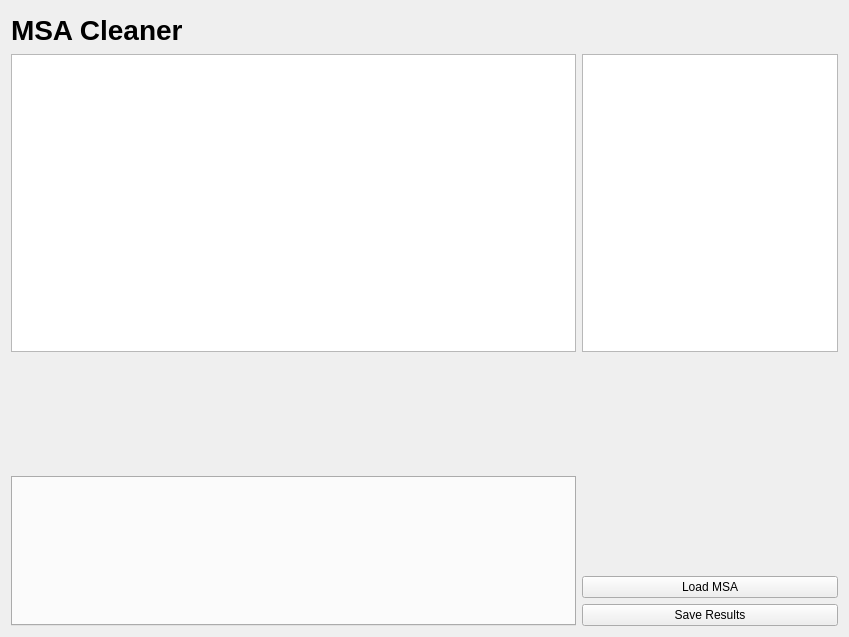
Above: cbr/msa/visual/MsaCleaner.ui from TUM-CBR/pymol-plugins before the change. Below: the same form after it.
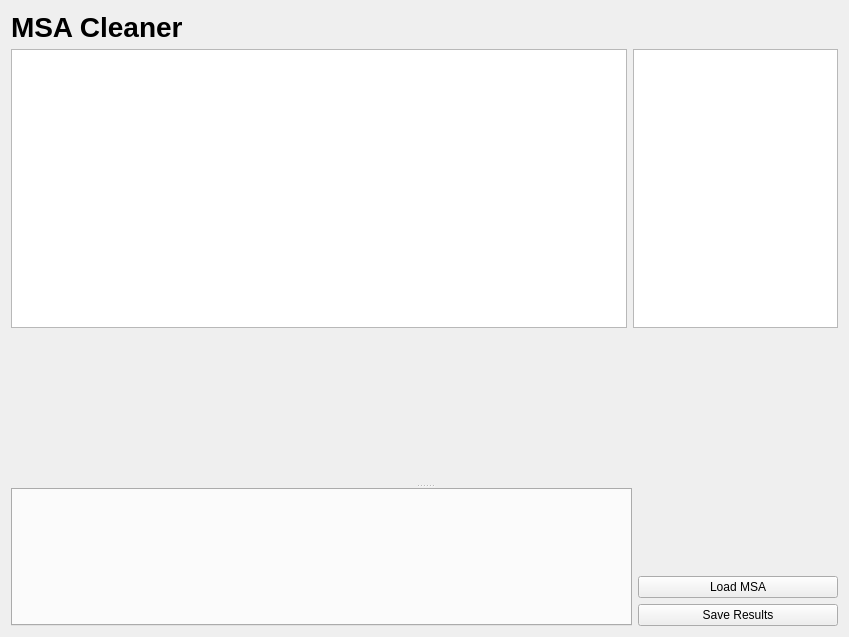
That is the form after the change.

Commit message: [MSA Cleaner] Show masked regions in the msa

The edit to the form file:
```diff
--- a/cbr/msa/visual/MsaCleaner.ui
+++ b/cbr/msa/visual/MsaCleaner.ui
@@ -13,48 +13,8 @@
   <property name="windowTitle">
    <string>Form</string>
   </property>
-  <layout class="QGridLayout" name="gridLayout" rowstretch="1,8,0,3,2,0,0,0" columnstretch="10,0,0">
-   <item row="4" column="0" rowspan="4" colspan="2">
-    <widget class="QTabWidget" name="cleanersWidget"/>
-   </item>
-   <item row="5" column="2">
-    <widget class="QLabel" name="selectedFileLabel">
-     <property name="text">
-      <string/>
-     </property>
-    </widget>
-   </item>
-   <item row="6" column="2">
-    <widget class="QPushButton" name="loadMsaButton">
-     <property name="text">
-      <string>Load MSA</string>
-     </property>
-    </widget>
-   </item>
-   <item row="7" column="2">
-    <widget class="QPushButton" name="saveResultsButtons">
-     <property name="text">
-      <string>Save Results</string>
-     </property>
-    </widget>
-   </item>
-   <item row="1" column="2" rowspan="2">
-    <widget class="QTableView" name="statsTable"/>
-   </item>
-   <item row="4" column="2">
-    <spacer name="verticalSpacer">
-     <property name="orientation">
-      <enum>Qt::Vertical</enum>
-     </property>
-     <property name="sizeHint" stdset="0">
-      <size>
-       <width>20</width>
-       <height>40</height>
-      </size>
-     </property>
-    </spacer>
-   </item>
-   <item row="0" column="0" colspan="3">
+  <layout class="QVBoxLayout" name="verticalLayout_3">
+   <item>
     <widget class="QLabel" name="label">
      <property name="styleSheet">
       <string notr="true">font-size: 28px;
@@ -65,11 +25,87 @@
      </property>
     </widget>
    </item>
-   <item row="1" column="0" rowspan="2" colspan="2">
-    <widget class="QTableView" name="scoresTable"/>
-   </item>
-   <item row="3" column="0" colspan="3">
-    <widget class="QWidget" name="msaViewerWidget" native="true"/>
+   <item>
+    <widget class="QSplitter" name="splitter">
+     <property name="orientation">
+      <enum>Qt::Vertical</enum>
+     </property>
+     <widget class="QWidget" name="">
+      <layout class="QVBoxLayout" name="msaViewerAndScoreLayout">
+       <item>
+        <layout class="QHBoxLayout" name="horizontalLayout" stretch="6,2">
+         <item>
+          <widget class="QTableView" name="scoresTable"/>
+         </item>
+         <item>
+          <widget class="QTableView" name="statsTable"/>
+         </item>
+        </layout>
+       </item>
+       <item>
+        <widget class="QWidget" name="msaViewerWidget" native="true">
+         <property name="minimumSize">
+          <size>
+           <width>0</width>
+           <height>150</height>
+          </size>
+         </property>
+        </widget>
+       </item>
+      </layout>
+     </widget>
+     <widget class="QWidget" name="">
+      <layout class="QHBoxLayout" name="horizontalLayout_2">
+       <item>
+        <widget class="QTabWidget" name="cleanersWidget"/>
+       </item>
+       <item>
+        <layout class="QVBoxLayout" name="verticalLayout">
+         <item>
+          <spacer name="verticalSpacer">
+           <property name="orientation">
+            <enum>Qt::Vertical</enum>
+           </property>
+           <property name="sizeHint" stdset="0">
+            <size>
+             <width>20</width>
+             <height>40</height>
+            </size>
+           </property>
+          </spacer>
+         </item>
+         <item>
+          <widget class="QLabel" name="selectedFileLabel">
+           <property name="minimumSize">
+            <size>
+             <width>200</width>
+             <height>0</height>
+            </size>
+           </property>
+           <property name="text">
+            <string/>
+           </property>
+          </widget>
+         </item>
+         <item>
+          <widget class="QPushButton" name="loadMsaButton">
+           <property name="text">
+            <string>Load MSA</string>
+           </property>
+          </widget>
+         </item>
+         <item>
+          <widget class="QPushButton" name="saveResultsButtons">
+           <property name="text">
+            <string>Save Results</string>
+           </property>
+          </widget>
+         </item>
+        </layout>
+       </item>
+      </layout>
+     </widget>
+    </widget>
    </item>
   </layout>
  </widget>
```
The commit also changes 3 other files.
